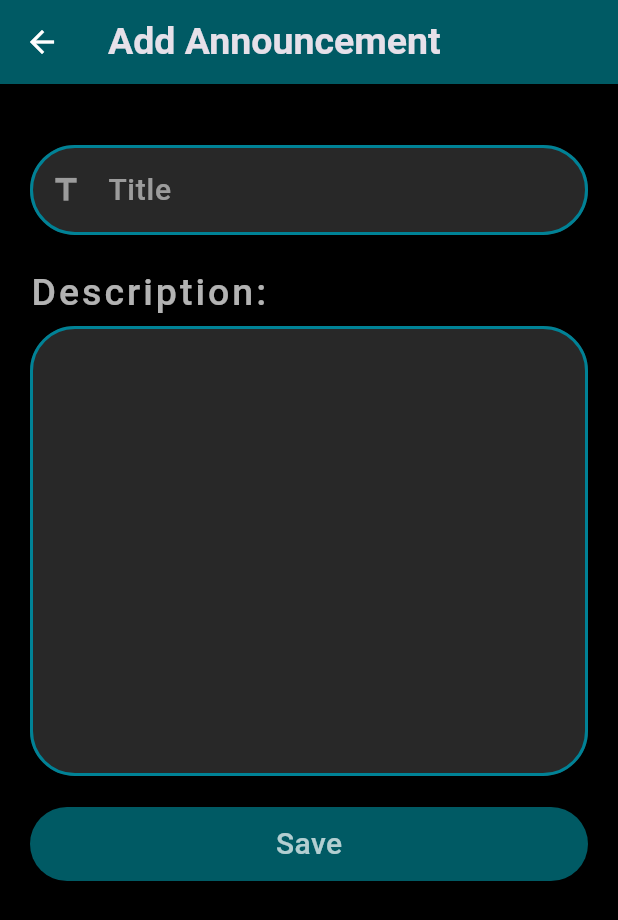
After one commit to Abinash2004/Oversight, a Flutter app: the CreateAnnouncement screen opened directly, on a phone screen of 412 x 824 dp. The commit adds this screen. Shown: the top 920 px of the screen. Run offline on Flutter 3.47's test engine with Material 3 defaults, Android fonts, the phone set to English and light mode, and no system bars; our stand-ins replace firebase_auth, firebase_core, firebase_database, pinput; accounts and stored records are empty.

Commit message:
Announcement Feature Added

```diff
--- a/lib/Elements/widgets.dart
+++ b/lib/Elements/widgets.dart
@@ -1,3 +1,4 @@
+import 'package:finance_tracker/Screen/Announcement/announcement.dart';
 import 'package:flutter/material.dart';
 import 'package:finance_tracker/Screen/Account/account_screen.dart';
 import 'package:finance_tracker/Screen/Account/edit_account.dart';
@@ -166,6 +167,10 @@ AppBar homeScreenAppBar(var context){
     backgroundColor: accentColor1,
     automaticallyImplyLeading: false,
     actions: [
+
+      IconButton(onPressed: () {
+        Navigator.push(context,MaterialPageRoute(builder:(context) => const AnnouncementScreen()));
+      }, icon: const Icon(Icons.notifications_active)),
       IconButton(
         onPressed: () {
           AccountScreen.user = MyApp.user;
@@ -424,6 +429,36 @@ Widget addTextFormField(var text,var controller, var icon, bool isName) {
   );
 }
 
+Widget addTextArea(String text, TextEditingController controller, Icon icon) {
+  var defaultBorder = const OutlineInputBorder(
+    borderSide: BorderSide(style: BorderStyle.solid, width: 2, color: accentColor2),
+    borderRadius: BorderRadius.all(Radius.circular(30)),
+  );
+
+  return TextFormField(
+    controller: controller,
+    maxLines: 10, // Makes it a text area with 10 rows
+    keyboardType: TextInputType.multiline,
+    cursorColor: accentColor2,
+    style: textStyle(Colors.white70, 18, FontWeight.w400, 2, 0.25), // Adjust font size
+
+    decoration: InputDecoration(
+      contentPadding: const EdgeInsets.symmetric(vertical: 15, horizontal: 20), // Adjust padding
+      filled: true,
+      fillColor: const Color.fromARGB(255, 40, 40, 40), // Background color
+      errorStyle: textStyle(Colors.redAccent, 15, FontWeight.w500, 0.5, 0.25),
+      floatingLabelStyle: textStyle(accentColor2, 22, FontWeight.w500, 0.3, 0.25),
+
+      // Apply consistent border styling
+      enabledBorder: defaultBorder,
+      focusedBorder: defaultBorder,
+      errorBorder: defaultBorder,
+      focusedErrorBorder: defaultBorder,
+    ),
+  );
+}
+
+
 //-----------------------------------------------
 //---------Member List Screen Widgets------------
 //-----------------------------------------------
@@ -573,3 +608,28 @@ ScaffoldFeatureController<SnackBar, SnackBarClosedReason> snackbar(var text, var
     )
   );
 }
+
+
+
+//-----------------------------------------------
+//--------Announcement Screen Widgets------------
+//-----------------------------------------------
+
+
+Widget announcementTitle(text) {
+  return Align(
+    alignment: Alignment.center,
+    child: Text(text,
+      style: textStyle(Colors.white70, 20, FontWeight.w500, 1, 0),
+    ),
+  );
+}
+
+Widget announcementDesc(text) {
+  return Align(
+    alignment: Alignment.centerLeft,
+    child: Text(text,
+      style: textStyle(Colors.white70, 15, FontWeight.w500, 0.5, 0),
+    ),
+  );
+}
--- /dev/null
+++ b/lib/Screen/Announcement/create_announcement.dart
@@ -0,0 +1,107 @@
+import 'package:finance_tracker/Elements/widgets.dart';
+import 'package:finance_tracker/main.dart';
+import 'package:firebase_auth/firebase_auth.dart';
+import 'package:firebase_database/firebase_database.dart';
+import 'package:flutter/material.dart';
+import 'package:intl/intl.dart';
+
+class CreateAnnouncement extends StatefulWidget {
+  const CreateAnnouncement({super.key});
+
+  @override
+  State<CreateAnnouncement> createState() => _CreateAnnouncementState();
+}
+
+class _CreateAnnouncementState extends State<CreateAnnouncement> {
+  final GlobalKey<FormState> key = GlobalKey<FormState>();
+  var title = TextEditingController();
+  var desc = TextEditingController();
+
+  bool isLoading = false;
+
+  @override
+  Widget build(BuildContext context) {
+    final screen = MediaQuery.of(context).size;
+
+    return Scaffold(
+      backgroundColor: Colors.black,
+      appBar: AppBar(
+        backgroundColor: accentColor1,
+        leading: leadingBackButton(context),
+        title: appBarTitleText('Add Announcement'),
+      ),
+      body: Padding(
+        padding: const EdgeInsets.all(20),
+        child: Form(
+          key: key,
+          child: SingleChildScrollView(
+            scrollDirection: Axis.vertical,
+            child: Column(
+              children: [
+
+                SizedBox(height: screen.height * 0.025),
+                addTextFormField('Title', title,
+                    const Icon(Icons.title, color: Colors.white54), true),
+                SizedBox(height: screen.height * 0.025),
+
+                homeScreenHeading('Description:'),
+                SizedBox(height: screen.height*0.005),
+
+                addTextArea('Description', desc,
+                    const Icon(Icons.email, color: Colors.white54)),
+                SizedBox(height: screen.height * 0.025),
+
+                SizedBox(
+                    height: screen.height * 0.06,
+                    width: double.infinity,
+                    child: ElevatedButton(
+                      style: buttonStyle(),
+                      onPressed: () async {
+                        if (key.currentState!.validate()) {
+                          try {
+                            setState(() {isLoading = true;});
+                            final databaseRef = FirebaseDatabase.instance.ref().child('Announcement');
+                            databaseRef.child(DateFormat("dd-MM-yyyy HH'H'-mm'M'-ss'S'").format(DateTime.now())).set({
+                              'Title': title.text,
+                              'Description': desc.text,
+                              'Date': DateFormat("dd-MM-yyyy HH'H'-mm'M'-ss'S'").format(DateTime.now()),
+                              'Author': MyApp.name
+                            }).then((value) {
+                              setState(() {
+                                isLoading = false;
+                                title = TextEditingController(text: '');
+                                desc = TextEditingController(text: '');
+                              });
+
+                              title = TextEditingController(text: '');
+                              desc = TextEditingController(text: '');
+
+                              // ignore: use_build_context_synchronously
+                              snackbar("Successfully Added", context);
+                              // ignore: use_build_context_synchronously
+                              Navigator.pop(context);
+
+                            });
+                          } on FirebaseAuthException catch (error) {
+                            print(error);
+                          }
+                        }
+                      },
+                      child: isLoading
+                          ? const SizedBox(
+                              height: 25,
+                              width: 25,
+                              child: CircularProgressIndicator.adaptive(
+                                  strokeWidth: 3,
+                                  valueColor: AlwaysStoppedAnimation<Color>(
+                                      Colors.white70)))
+                          : buttonText('Save'),
+                    ))
+              ],
+            ),
+          ),
+        ),
+      ),
+    );
+  }
+}
```
Also changed, not shown: lib/Screen/Announcement/announcement.dart (added, +113 -0 lines), lib/Screen/Announcement/view_announcement.dart (added, +47 -0 lines).
